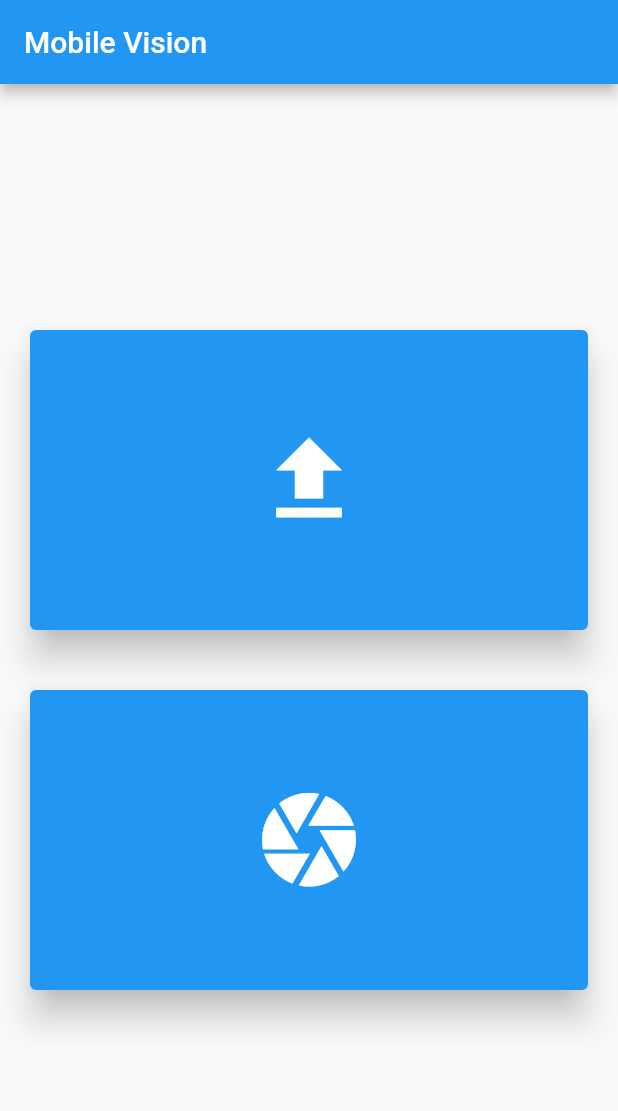
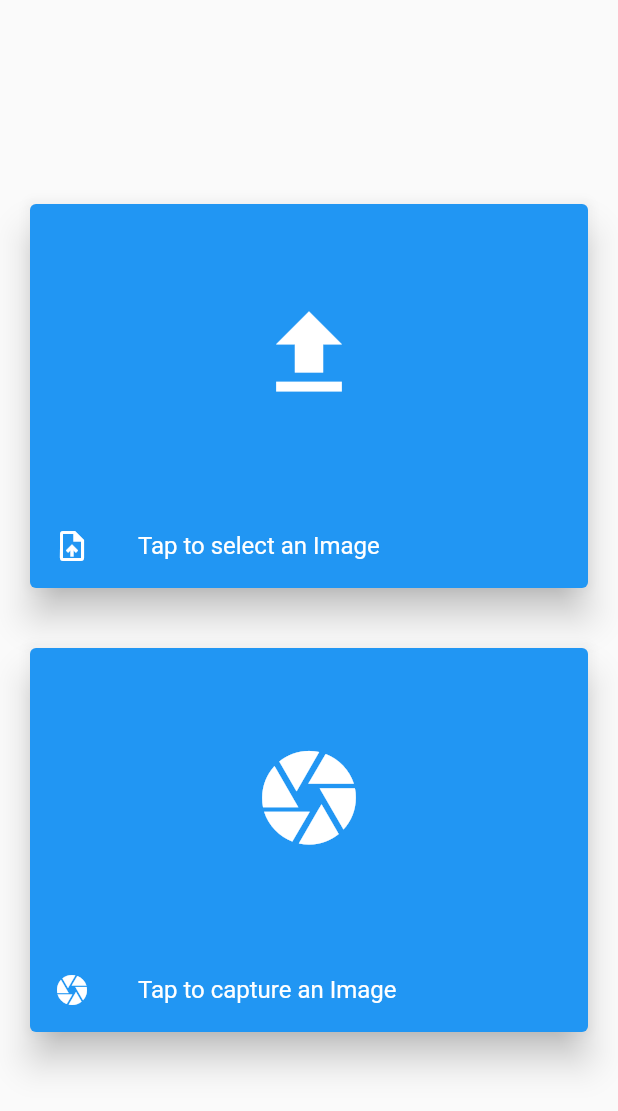
Before and after one commit to KiranSuvarna/mobile_vision_app, a Flutter app: the screen it shows after launch, after a tap on the "file upload" icon, on a phone screen of 412 x 824 dp. Shown: the top 1111 px of the screen. Run offline on Flutter 3.47's test engine with Material 2 defaults, Android fonts, the phone set to English and light mode, and no system bars; our stand-ins replace image_picker.

```diff
--- a/lib/home.dart
+++ b/lib/home.dart
@@ -10,7 +10,6 @@ class Main extends StatelessWidget {
   Widget build(BuildContext context) {
     return MaterialApp(
       title: "Home Screen",
-      //theme: _theme,
       home: PickImage(),
     );
   }
@@ -22,15 +21,12 @@ class PickImage extends StatefulWidget {
 }
 
 class PickImageState extends State<PickImage> {
-  String _imagePath = "";
+  File _image;
   ImagePicker _imagePicker = new ImagePicker();
 
   @override
   Widget build(BuildContext context) {
     return Scaffold(
-      appBar: AppBar(
-        title: Text("Mobile Vision"),
-      ),
       body: Container(
         width: double.infinity,
         height: double.infinity,
@@ -42,21 +38,72 @@ class PickImageState extends State<PickImage> {
               margin: const EdgeInsets.all(20),
               color: Colors.blue,
               elevation: 10.0,
-              child: InkWell(
+              child: Column(
+                mainAxisSize: MainAxisSize.min,
+                children: [
+                  InkWell(
+                    splashColor: Colors.white.withAlpha(100),
+                    onTap: () async {
+                      try {
+                        PickedFile pickedFile = await _imagePicker.getImage(
+                            source: ImageSource.gallery);
+                        _image = File(pickedFile.path);
+                        if (_image != null) {
+                          Navigator.push(
+                            context,
+                            MaterialPageRoute(
+                              builder: (context) => DisplayPictureScreen(
+                                image: _image,
+                              ),
+                            ),
+                          );
+                        }
+                      } catch (e) {
+                        throw Exception(
+                            "Failed to pick the file. Reason" + e.toString());
+                      }
+                    },
+                    child: const SizedBox(
+                      width: 400,
+                      height: 200,
+                      child: Center(
+                        child: Icon(Icons.file_upload,
+                            size: 75.0, color: Colors.white),
+                      ),
+                    ),
+                  ),
+                  ListTile(
+                    leading: Icon(
+                      Icons.upload_file,
+                      color: Colors.white,
+                    ),
+                    title: Text(
+                      'Tap to select an Image',
+                      style: TextStyle(color: Colors.white),
+                    ),
+                  ),
+                ],
+              ),
+            ),
+            Card(
+              margin: const EdgeInsets.all(20),
+              color: Colors.blue,
+              elevation: 10.0,
+              child: Column(
+                children: [
+                  InkWell(
                     splashColor: Colors.grey.withAlpha(100),
                     onTap: () async {
                       try {
                         PickedFile pickedFile = await _imagePicker.getImage(
-                        source: ImageSource.gallery);
-                    _imagePath = File(pickedFile.path).path;
-                    if (_imagePath != "") {
+                            source: ImageSource.camera);
+                        _image = File(pickedFile.path);
+                        if (_image != null) {
                           Navigator.push(
                             context,
                             MaterialPageRoute(
                               builder: (context) => DisplayPictureScreen(
-                            // Pass the automatically generated path to
-                            // the DisplayPictureScreen widget.
-                            imagePath: _imagePath,
+                                image: _image,
                               ),
                             ),
                           );
@@ -69,46 +116,19 @@ class PickImageState extends State<PickImage> {
                       width: 400,
                       height: 200,
                       child: Center(
-                    child: Icon(Icons.file_upload,
-                        size: 75.0, color: Colors.white),
+                        child:
+                            Icon(Icons.camera, size: 75.0, color: Colors.white),
                       ),
                     ),
                   ),
-            ),
-            Card(
-              margin: const EdgeInsets.all(20),
-              color: Colors.blue,
-              elevation: 10.0,
-              child: InkWell(
-                splashColor: Colors.grey.withAlpha(100),
-                onTap: () async {
-                  try {
-                    PickedFile pickedFile =
-                        await _imagePicker.getImage(source: ImageSource.camera);
-                    _imagePath = File(pickedFile.path).path;
-                    if (_imagePath != "") {
-                      Navigator.push(
-                        context,
-                        MaterialPageRoute(
-                          builder: (context) => DisplayPictureScreen(
-                            // Pass the automatically generated path to
-                            // the DisplayPictureScreen widget.
-                            imagePath: _imagePath,
+                  ListTile(
+                    leading: Icon(Icons.camera, color: Colors.white),
+                    title: Text(
+                      'Tap to capture an Image',
+                      style: TextStyle(color: Colors.white),
                     ),
                   ),
-                      );
-                    }
-                  } catch (e) {
-                    print(e);
-                  }
-                },
-                child: const SizedBox(
-                  width: 400,
-                  height: 200,
-                  child: Center(
-                    child: Icon(Icons.camera, size: 75.0, color: Colors.white),
-                  ),
-                ),
+                ],
               ),
             ),
           ],
@@ -117,17 +137,3 @@ class PickImageState extends State<PickImage> {
     );
   }
 }
-
-// Future<void> _initCamera(BuildContext context) async {
-//   WidgetsFlutterBinding.ensureInitialized();
-//   final cameras = await availableCameras();
-//   final firstCamera = cameras.first;
-
-//   return MaterialApp(
-//     theme: ThemeData.dark(),
-//     home: TakePictureScreen(
-//       // Pass the appropriate camera to the TakePictureScreen widget.
-//       camera: firstCamera,
-//     ),
-//   );
-// }
--- /dev/null
+++ b/lib/models/common.dart
@@ -0,0 +1,59 @@
+class ResponseData {
+  int status;
+  String message;
+  Data data;
+
+  ResponseData({this.status, this.message, this.data});
+
+  ResponseData.fromJson(Map<String, dynamic> json) {
+    status = json['status'];
+    message = json['message'];
+    data = json['data'] != null ? new Data.fromJson(json['data']) : null;
+  }
+
+  Map<String, dynamic> toJson() {
+    final Map<String, dynamic> data = new Map<String, dynamic>();
+    data['status'] = this.status;
+    data['message'] = this.message;
+    if (this.data != null) {
+      data['data'] = this.data.toJson();
+    }
+    return data;
+  }
+}
+
+class Data {
+  List<String> texts;
+  List<String> labels;
+  List<String> faces;
+  List<Object> logos;
+
+  Data({this.texts, this.labels, this.faces, this.logos});
+
+  Data.fromJson(Map<String, dynamic> json) {
+    if (json["Texts"] != null) {
+      texts = json['Texts'].cast<String>();
+    }
+
+    if (json["Labels"] != null) {
+      labels = json['Labels'].cast<String>();
+    }
+
+    if (json["Faces"] != null) {
+      faces = json['Faces'].cast<String>();
+    }
+
+    if (json["Logos"] != null) {
+      logos = json['Logos'].cast<Object>();
+    }
+  }
+
+  Map<String, dynamic> toJson() {
+    final Map<String, dynamic> data = new Map<String, dynamic>();
+    data['Texts'] = this.texts;
+    data['Labels'] = this.labels;
+    data['Faces'] = this.faces;
+    data['Logos'] = this.logos;
+    return data;
+  }
+}
--- a/lib/pages/responseViewer.dart
+++ b/lib/pages/responseViewer.dart
@@ -1,40 +1,35 @@
 import 'package:flutter/material.dart';
 
 class ResponseViewer extends StatefulWidget {
-  final String response;
+  final String label;
+  final String data;
+  final IconData icon;
 
-  const ResponseViewer({
-    Key key,
-    @required this.response,
-  }) : super(key: key);
+  const ResponseViewer(
+      {Key key, @required this.label, @required this.data, @required this.icon})
+      : super(key: key);
 
   @override
   _ResponseViewerState createState() => _ResponseViewerState();
 }
 
 class _ResponseViewerState extends State<ResponseViewer> {
-  String res;
-
-  @override
-  void initState() {
-    super.initState();
-    res = widget.response;
-  }
-
-  @override
-  void dispose() {
-    super.dispose();
-  }
-
   @override
   Widget build(BuildContext context) {
     return MaterialApp(
-      title: "Home Screen",
-      //theme: _theme,
+      title: "Response Viewer",
       home: Scaffold(
-        appBar: AppBar(title: Text("test")),
         body: Container(
-          child: Center(child: Text(res)),
+          margin: EdgeInsets.only(top: 50.0),
+          child: ListTile(
+            leading: Icon(widget.icon),
+            title: Text(widget.label),
+            subtitle: Text(
+              widget.data,
+              overflow: TextOverflow.fade,
+              maxLines: 50,
+            ),
+          ),
         ),
       ),
     );
--- a/pubspec.yaml
+++ b/pubspec.yaml
@@ -28,6 +28,7 @@ dependencies:
   path:
   image_picker:
   multipart_request:
+  http:
 
 
   # The following adds the Cupertino Icons font to your application.
```
Also changed, not shown: lib/pages/camera.dart (deleted, +0 -99 lines), lib/pages/imageViewer.dart (+28 -42 lines), lib/pages/responseIndex.dart (added, +256 -0 lines), pubspec.lock. Lines whose indentation alone changed are shown as unchanged.
